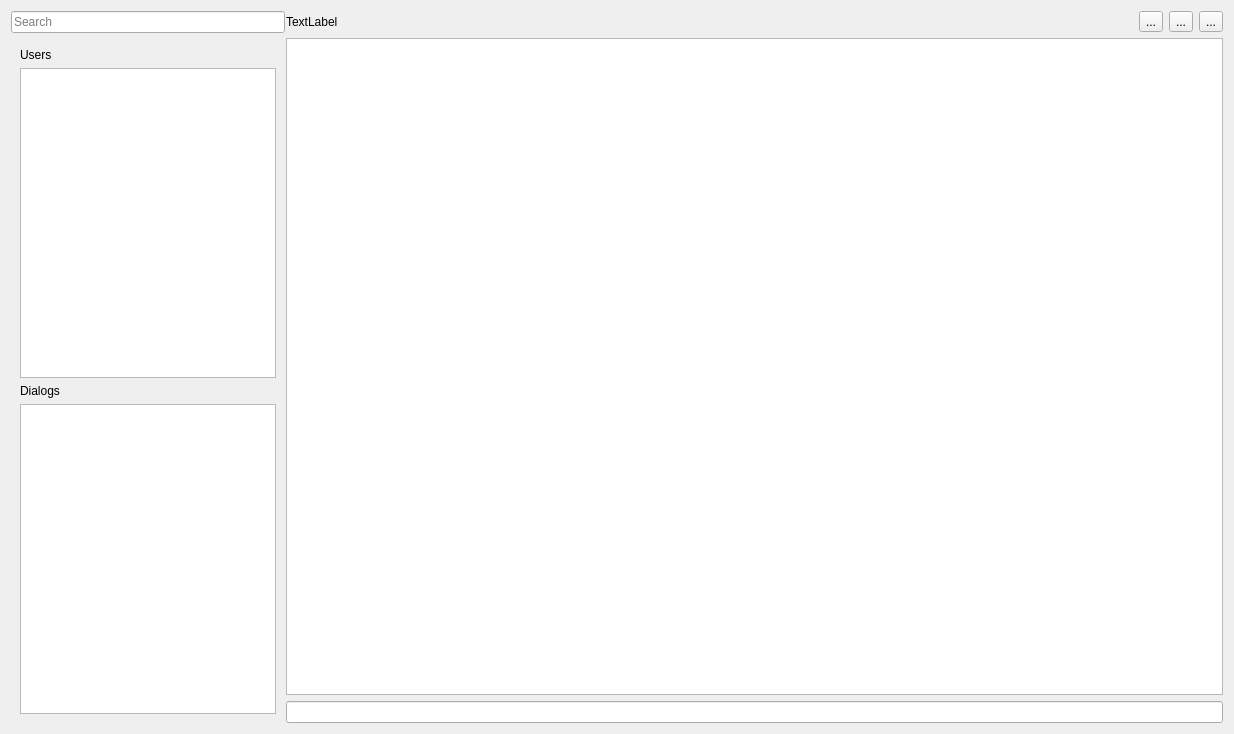
This is chat.ui in VladimirTakeda/ChatClient as Qt 5 draws it before an edit. The edited form follows.
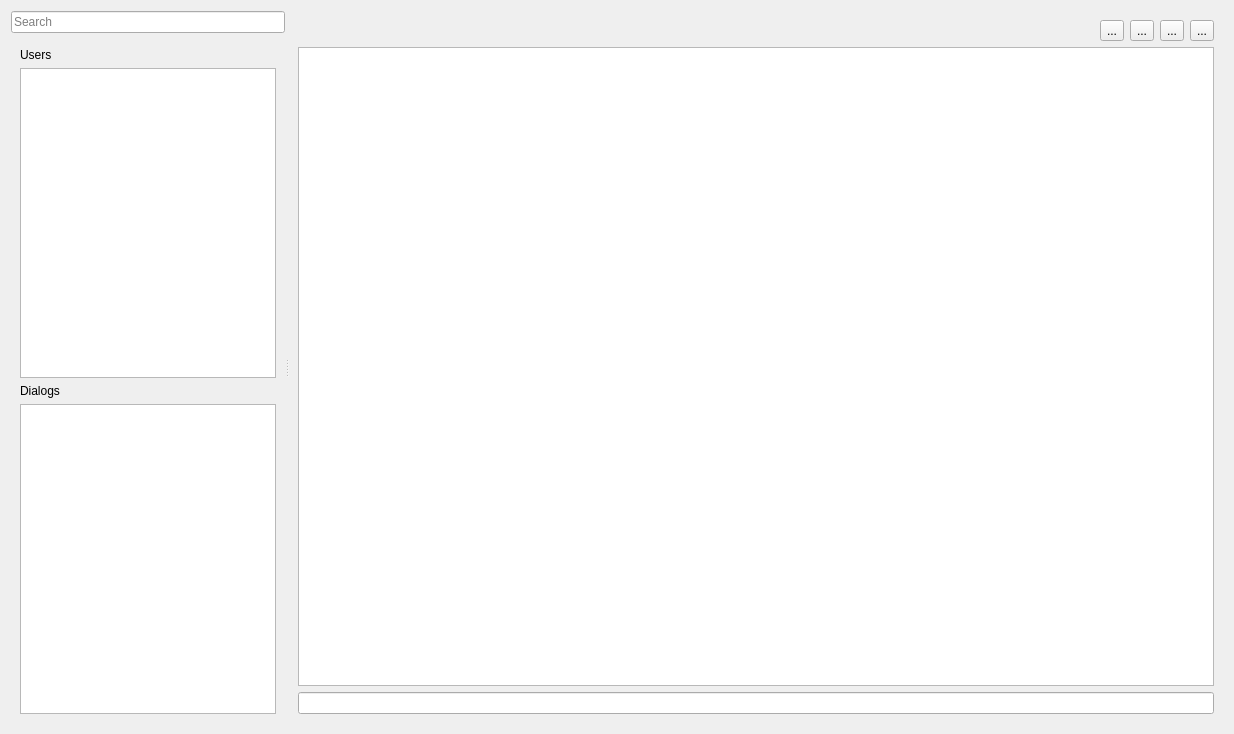
This is the edited form. The open tabs and pages were chosen to show the change. Icons and pictures are not drawn.

What changed in the file:
```diff
--- a/chat.ui
+++ b/chat.ui
@@ -13,15 +13,12 @@
   <property name="windowTitle">
    <string>Form</string>
   </property>
-  <layout class="QHBoxLayout" name="horizontalLayout_2">
+  <layout class="QVBoxLayout" name="verticalLayout_8">
    <item>
     <widget class="QSplitter" name="splitter">
      <property name="orientation">
       <enum>Qt::Horizontal</enum>
      </property>
-     <property name="handleWidth">
-      <number>1</number>
-     </property>
      <widget class="QWidget" name="widget" native="true">
       <property name="sizePolicy">
        <sizepolicy hsizetype="Preferred" vsizetype="Preferred">
@@ -99,14 +96,50 @@
        </item>
       </layout>
      </widget>
+     <widget class="QStackedWidget" name="stackedWidget_2">
+      <property name="sizePolicy">
+       <sizepolicy hsizetype="Preferred" vsizetype="Preferred">
+        <horstretch>3</horstretch>
+        <verstretch>0</verstretch>
+       </sizepolicy>
+      </property>
+      <property name="currentIndex">
+       <number>0</number>
+      </property>
+      <widget class="QWidget" name="page_5">
+       <layout class="QVBoxLayout" name="verticalLayout_2">
+        <item>
      <widget class="QWidget" name="widget_2" native="true">
+          <layout class="QHBoxLayout" name="horizontalLayout">
+           <item>
+            <widget class="QLabel" name="label">
+             <property name="styleSheet">
+              <string notr="true">background-image: url(:/res/images/Walls.jpg);</string>
+             </property>
+             <property name="text">
+              <string>Select a chat to start messaging</string>
+             </property>
+             <property name="alignment">
+              <set>Qt::AlignCenter</set>
+             </property>
+            </widget>
+           </item>
+          </layout>
+         </widget>
+        </item>
+       </layout>
+      </widget>
+      <widget class="QWidget" name="page_6">
+       <layout class="QVBoxLayout" name="verticalLayout_7">
+        <item>
+         <widget class="QWidget" name="widget_3" native="true">
       <property name="sizePolicy">
        <sizepolicy hsizetype="Preferred" vsizetype="Preferred">
         <horstretch>7</horstretch>
         <verstretch>0</verstretch>
        </sizepolicy>
       </property>
-      <layout class="QVBoxLayout" name="verticalLayout_2" stretch="0,20,0">
+          <layout class="QVBoxLayout" name="verticalLayout_6" stretch="0,20,0">
        <property name="spacing">
         <number>6</number>
        </property>
@@ -123,12 +156,12 @@
         <number>0</number>
        </property>
        <item>
-        <layout class="QHBoxLayout" name="horizontalLayout">
+            <layout class="QHBoxLayout" name="horizontalLayout_3">
          <property name="sizeConstraint">
           <enum>QLayout::SetNoConstraint</enum>
          </property>
          <item>
-          <widget class="QLabel" name="label">
+              <widget class="QLabel" name="label_4">
            <property name="sizePolicy">
             <sizepolicy hsizetype="Expanding" vsizetype="Expanding">
              <horstretch>0</horstretch>
@@ -136,7 +169,7 @@
             </sizepolicy>
            </property>
            <property name="text">
-            <string>TextLabel</string>
+                <string/>
            </property>
           </widget>
          </item>
@@ -153,6 +186,13 @@
            </property>
           </spacer>
          </item>
+             <item>
+              <widget class="QToolButton" name="toolButton_4">
+               <property name="text">
+                <string>...</string>
+               </property>
+              </widget>
+             </item>
          <item>
           <widget class="QToolButton" name="toolButton_3">
            <property name="text">
@@ -204,6 +244,10 @@
         <widget class="QLineEdit" name="lineEdit_2"/>
        </item>
       </layout>
+         </widget>
+        </item>
+       </layout>
+      </widget>
      </widget>
     </widget>
    </item>
```
Left out of the diff: 5 changed lines with no effect on the pictures. Lines whose indentation alone changed are shown as unchanged.
